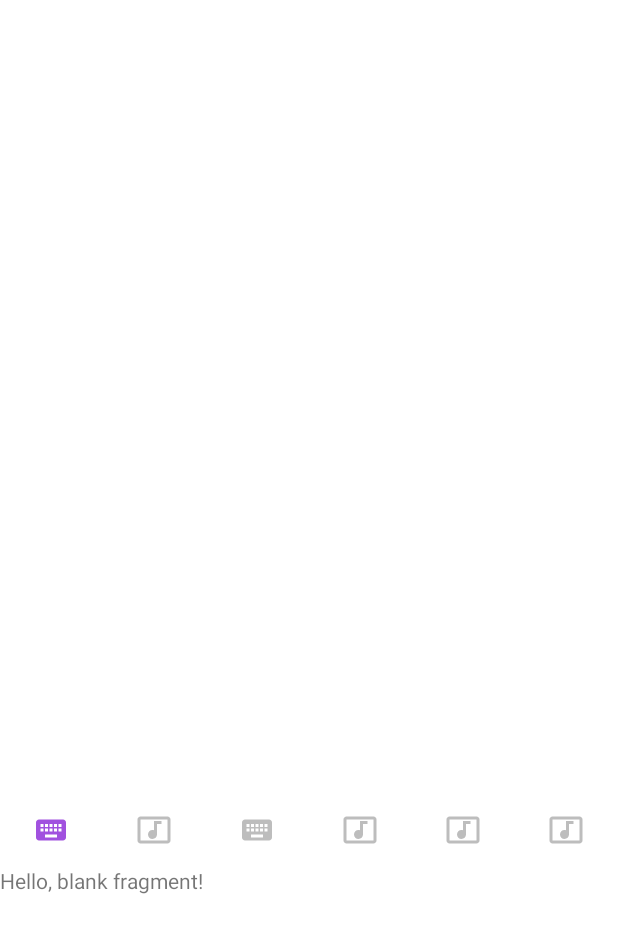
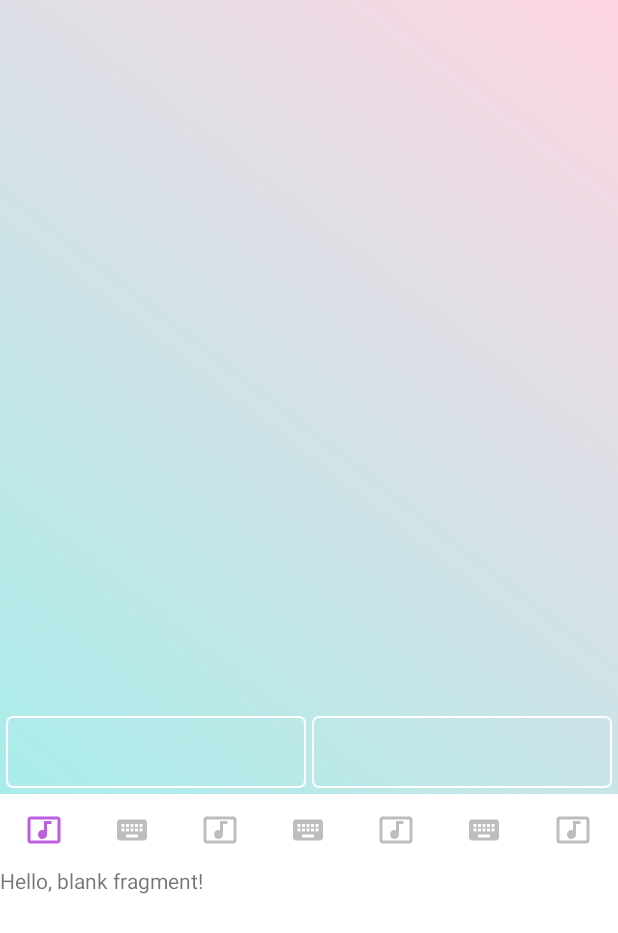
Before and after one commit to VladaMamutova/RemoteStick, an Android app: the ControlActivity screen opened directly, with no data from a screen before it, on a phone screen of 412 x 824 dp. Shown: the top 933 px of the screen. Run offline under Robolectric (Android 15) with nearby library versions, the phone set to English and light mode, and no system bars.

Commit message:
style(client): add mouse buttons, add resource arrays of icons, colors

```diff
--- a/RemoteStick/app/src/main/java/ru/vladamamutova/remotestick/ui/activities/ControlActivity.kt
+++ b/RemoteStick/app/src/main/java/ru/vladamamutova/remotestick/ui/activities/ControlActivity.kt
@@ -1,6 +1,7 @@
 package ru.vladamamutova.remotestick.ui.activities
 
 import android.content.Intent
+import android.content.res.TypedArray
 import android.os.Build
 import android.os.Bundle
 import android.view.View
@@ -27,59 +28,28 @@ class ControlActivity : AppCompatActivity() {
         super.onCreate(savedInstanceState)
         setContentView(R.layout.activity_control)
 
-        viewPager.layoutParams = RelativeLayout.LayoutParams(
-            RelativeLayout.LayoutParams.MATCH_PARENT,
-            (resources.displayMetrics.heightPixels * 0.3).toInt())
-            .apply { addRule(RelativeLayout.BELOW, R.id.tabs); }
+        viewPager.setupAdapter()
+        tabs.setupWithViewPager(viewPager)
+        val iconColors = resources.obtainTypedArray(R.array.icon_colors)
+        tabs.setupIcons(resources.obtainTypedArray(R.array.icons), iconColors)
 
-        setupViewPager(viewPager)
-        tabs.setupWithViewPager(viewPager)
-
-        tabs.getTabAt(0)!!.setIcon(R.drawable.ic_keyboard)
-        tabs.getTabAt(1)!!.setIcon(R.drawable.ic_music_video)
-        tabs.getTabAt(2)!!.setIcon(R.drawable.ic_keyboard)
-        tabs.getTabAt(3)!!.setIcon(R.drawable.ic_music_video)
-        tabs.getTabAt(4)!!.setIcon(R.drawable.ic_music_video)
-        tabs.getTabAt(5)!!.setIcon(R.drawable.ic_music_video)
-
-        if (Build.VERSION.SDK_INT >= Build.VERSION_CODES.M) {
-            tabs.getTabAt(0)!!.setIconTintList(R.color.violet_tab_selector)
-            tabs.getTabAt(1)!!.setIconTintList(R.color.blue_tab_selector)
-            tabs.getTabAt(2)!!.setIconTintList(R.color.green_tab_selector)
-            tabs.getTabAt(3)!!.setIconTintList(R.color.pink_tab_selector)
-            tabs.getTabAt(4)!!.setIconTintList(R.color.violet_tab_selector)
-            tabs.getTabAt(5)!!.setIconTintList(R.color.blue_tab_selector)
-        }
-
-        tabs.addOnTabSelectedListener(object : OnTabSelectedListener {
+        tabs.addOnTabSelectedListener(object: OnTabSelectedListener {
             override fun onTabSelected(tab: TabLayout.Tab) {
-                // При выборе вкладки в любом случае панель инструментов
-                // должна быть открыта.
+                // При выборе вкладки открываем панель инструментов.
                 if (viewPager.visibility == View.GONE) {
                     viewPager.visibility = View.VISIBLE
                 }
-                if (Build.VERSION.SDK_INT >= Build.VERSION_CODES.M) {
-                    when(tab.position) {
-                        0 -> tab.setIconTintList(R.color.violet_tab_selector)
-                        1 -> tab.setIconTintList(R.color.blue_tab_selector)
-                        2 -> tab.setIconTintList(R.color.green_tab_selector)
-                        3 -> tab.setIconTintList(R.color.pink_tab_selector)
-                        4 -> tab.setIconTintList(R.color.violet_tab_selector)
-                        5 -> tab.setIconTintList(R.color.blue_tab_selector)
+                tab.setIconTintList(iconColors.getResourceId(tab.position, R.color.violet))
             }
-                }
-            }
-            override fun onTabUnselected(tab: TabLayout.Tab) {}
+
+            override fun onTabUnselected(tab: TabLayout.Tab?) {}
             override fun onTabReselected(tab: TabLayout.Tab) {
-                // При повторном выборе вкладки скрываем
-                // панель инструментов, если она была открыта.
-                if (viewPager.visibility == View.VISIBLE) {
+                // При повторном выборе вкладки скрываем панель инструментов.
                 viewPager.visibility = View.GONE
                 tab.setIconTintList(R.color.grey)
+                // Устанавливаем текущую вкладку в null, чтобы
+                // не обрабатывать это событие, когда панель уже была скрыта.
                 tabs.selectTab(null)
-                } /*else {
-                    viewPager.visibility = View.VISIBLE
-                }*/
             }
         })
 
@@ -101,22 +71,41 @@ class ControlActivity : AppCompatActivity() {
         }
     }
 
+    private fun ViewPager.setupAdapter() {
+        // Устанавливаем высоту панели инструментов в 30%.
+        this.layoutParams = RelativeLayout.LayoutParams(
+            RelativeLayout.LayoutParams.MATCH_PARENT,
+            (resources.displayMetrics.heightPixels * 0.3).toInt()
+        ).apply { addRule(RelativeLayout.BELOW, R.id.tabs); }
+
+        // Добавляем вкладки.
+        val adapter = ViewPagerAdapter(supportFragmentManager).apply {
+            addFragment(KeyboardFragment())
+            addFragment(MediaFragment())
+            addFragment(KeyboardFragment())
+            addFragment(KeyboardFragment())
+            addFragment(KeyboardFragment())
+            addFragment(KeyboardFragment())
+            addFragment(KeyboardFragment())
+        }
+        this.adapter = adapter
+    }
+
+    private fun TabLayout.setupIcons(icons: TypedArray, colors: TypedArray) {
+        for (i in 0 until this.tabCount) {
+            this.getTabAt(i)!!.setIcon(icons.getResourceId(i, R.drawable.ic_keyboard))
+            this.getTabAt(i)!!.setIconTintList(colors.getResourceId(i, R.color.violet))
+        }
+    }
+
     private fun TabLayout.Tab.setIconTintList(colorResource: Int) {
+        if (Build.VERSION.SDK_INT >= Build.VERSION_CODES.M) {
             this.icon?.setTintList(
                 ContextCompat.getColorStateList(
                     applicationContext, colorResource
                 )
             )
         }
-    private fun setupViewPager(viewPager : ViewPager) {
-        val adapter = ViewPagerAdapter(supportFragmentManager)
-        adapter.addFragment(KeyboardFragment())
-        adapter.addFragment(MediaFragment())
-        adapter.addFragment(KeyboardFragment())
-        adapter.addFragment(KeyboardFragment())
-        adapter.addFragment(KeyboardFragment())
-        adapter.addFragment(KeyboardFragment())
-        viewPager.adapter = adapter
     }
 
     override fun onBackPressed() {
@@ -139,4 +128,7 @@ class ControlActivity : AppCompatActivity() {
             }
         }
     }
+
+    fun onRightButtonClick(view: View) {}
+    fun onLeftButtonClick(view: View) {}
 }
--- /dev/null
+++ b/RemoteStick/app/src/main/res/color/azure_selector.xml
@@ -0,0 +1,5 @@
+<?xml version="1.0" encoding="utf-8"?>
+<selector xmlns:android="http://schemas.android.com/apk/res/android">
+    <item android:color="@color/azure" android:state_selected="true"/>
+    <item android:color="@color/grey"/>
+</selector>
--- /dev/null
+++ b/RemoteStick/app/src/main/res/color/orange_selector.xml
@@ -0,0 +1,5 @@
+<?xml version="1.0" encoding="utf-8"?>
+<selector xmlns:android="http://schemas.android.com/apk/res/android">
+    <item android:color="@color/orange" android:state_selected="true"/>
+    <item android:color="@color/grey"/>
+</selector>
--- /dev/null
+++ b/RemoteStick/app/src/main/res/color/yellow_selector.xml
@@ -0,0 +1,5 @@
+<?xml version="1.0" encoding="utf-8"?>
+<selector xmlns:android="http://schemas.android.com/apk/res/android">
+    <item android:color="@color/yellow" android:state_selected="true"/>
+    <item android:color="@color/grey"/>
+</selector>
--- /dev/null
+++ b/RemoteStick/app/src/main/res/drawable/button_background.xml
@@ -0,0 +1,6 @@
+<?xml version="1.0" encoding="utf-8"?>
+<shape xmlns:android="http://schemas.android.com/apk/res/android"
+       android:shape="rectangle">
+    <solid android:color="@color/colorPrimary" />
+    <corners android:radius="@dimen/button_radius"/>
+</shape>
--- /dev/null
+++ b/RemoteStick/app/src/main/res/drawable/light_gradient.xml
@@ -0,0 +1,11 @@
+<?xml version="1.0" encoding="utf-8"?>
+<selector xmlns:android="http://schemas.android.com/apk/res/android">
+    <item>
+        <shape>
+            <gradient android:type="linear"
+                      android:startColor="#A8EDEA"
+                      android:endColor="#FED6E3"
+                      android:angle="45" />
+        </shape>
+    </item>
+</selector>
--- /dev/null
+++ b/RemoteStick/app/src/main/res/drawable/mouse_button_background.xml
@@ -0,0 +1,8 @@
+<?xml version="1.0" encoding="utf-8"?>
+<shape xmlns:android="http://schemas.android.com/apk/res/android"
+       android:shape="rectangle">
+    <corners android:radius="@dimen/button_radius"/>
+    <solid android:color="@android:color/transparent"/>
+    <stroke android:color="@android:color/white"
+            android:width="1dp"/>
+</shape>
--- a/RemoteStick/app/src/main/res/layout/activity_add_device.xml
+++ b/RemoteStick/app/src/main/res/layout/activity_add_device.xml
@@ -37,7 +37,7 @@
             android:text="@string/action_connect"
             android:textSize="@dimen/body_text"
             android:textColor="@android:color/white"
-            android:background="@color/colorPrimary"
+            android:background="@drawable/button_background"
             android:onClick="connect"/>
 
 </LinearLayout>
--- a/RemoteStick/app/src/main/res/layout/activity_control.xml
+++ b/RemoteStick/app/src/main/res/layout/activity_control.xml
@@ -15,7 +15,35 @@
             app:layout_constraintStart_toStartOf="parent"
             app:layout_constraintEnd_toEndOf="parent"
             app:layout_constraintBottom_toTopOf="@+id/toolbar"
-    />
+            android:background="@drawable/light_gradient">
+
+        <LinearLayout
+                android:layout_width="match_parent"
+                android:layout_height="wrap_content"
+                android:orientation="horizontal"
+                app:layout_constraintBottom_toBottomOf="parent"
+                app:layout_constraintStart_toStartOf="parent"
+                app:layout_constraintEnd_toEndOf="parent"
+                android:layout_margin="@dimen/small_intent">
+
+            <Button android:layout_width="0dp"
+                    android:layout_height="wrap_content"
+                    android:layout_weight="1"
+                    android:background="@drawable/mouse_button_background"
+                    android:onClick="onRightButtonClick"/>
+
+            <TextView android:layout_width="@dimen/small_intent"
+                      android:layout_height="match_parent"/>
+
+            <Button android:layout_width="0dp"
+                    android:layout_height="wrap_content"
+                    android:layout_weight="1"
+                    android:background="@drawable/mouse_button_background"
+                    android:onClick="onLeftButtonClick"/>
+
+        </LinearLayout>
+
+    </androidx.constraintlayout.widget.ConstraintLayout>
 
     <RelativeLayout android:id="@+id/toolbar"
                     android:layout_width="match_parent"
@@ -36,8 +64,7 @@
                 android:id="@+id/viewPager"
                 android:layout_width="match_parent"
                 android:layout_height="250dp"
-                android:layout_below="@+id/tabs"
-        />
+                android:layout_below="@+id/tabs"/>
 
     </RelativeLayout>
 
--- a/RemoteStick/app/src/main/res/layout/activity_main.xml
+++ b/RemoteStick/app/src/main/res/layout/activity_main.xml
@@ -66,7 +66,7 @@
             android:text="Обновить"
             android:textSize="@dimen/body_text"
             android:textColor="@android:color/white"
-            android:background="@color/colorPrimary"
+            android:background="@drawable/button_background"
             android:onClick="updateDevices"/>
 
 </androidx.constraintlayout.widget.ConstraintLayout>
--- /dev/null
+++ b/RemoteStick/app/src/main/res/values/arrays.xml
@@ -0,0 +1,21 @@
+<?xml version="1.0" encoding="utf-8"?>
+<resources>
+    <array name="icon_colors">
+        <item>@color/violet_selector</item>
+        <item>@color/pink_selector</item>
+        <item>@color/orange_selector</item>
+        <item>@color/yellow_selector</item>
+        <item>@color/green_selector</item>
+        <item>@color/azure_selector</item>
+        <item>@color/blue_selector</item>
+    </array>
+    <array name="icons">
+        <item>@drawable/ic_music_video</item>
+        <item>@drawable/ic_keyboard</item>
+        <item>@drawable/ic_music_video</item>
+        <item>@drawable/ic_keyboard</item>
+        <item>@drawable/ic_music_video</item>
+        <item>@drawable/ic_keyboard</item>
+        <item>@drawable/ic_music_video</item>
+    </array>
+</resources>
--- a/RemoteStick/app/src/main/res/values/colors.xml
+++ b/RemoteStick/app/src/main/res/values/colors.xml
@@ -1,14 +1,17 @@
 <?xml version="1.0" encoding="utf-8"?>
 <resources>
-    <color name="colorPrimary">#008577</color>
-    <color name="colorPrimaryDark">#00574B</color>
-    <color name="colorAccent">#D81B60</color>
+    <color name="colorPrimary">#42A5F5</color>
+    <color name="colorPrimaryDark">#1665C0</color>
+    <color name="colorAccent">#f542a5</color>
     <color name="lightBackground">#F1F1F1</color>
     <color name="lightGrey">#E0E0E0</color>
     <color name="grey">#BDBDBD</color>
     <color name="darkGrey">#616161</color>
-    <color name="green">#51DF79</color>
-    <color name="blue">#51C5DF</color>
-    <color name="violet">#A151DF</color>
-    <color name="pink">#DF51AF</color>
+    <color name="violet">#BC5EDF</color>
+    <color name="pink">#EC65A4</color>
+    <color name="orange">#F49222</color>
+    <color name="yellow">#FFD117</color>
+    <color name="green">#4BE64D</color>
+    <color name="azure">#56B9D1</color>
+    <color name="blue">#4794EB</color>
 </resources>
--- a/RemoteStick/app/src/main/res/values/dimens.xml
+++ b/RemoteStick/app/src/main/res/values/dimens.xml
@@ -1,6 +1,7 @@
 <?xml version="1.0" encoding="utf-8"?>
 <resources>
-    <dimen name="small_intent">8dp</dimen>
+    <dimen name="small_intent">4dp</dimen>
     <dimen name="medium_intent">14dp</dimen>
+    <dimen name="button_radius">4dp</dimen>
     <dimen name="body_text">18sp</dimen>
 </resources>
```
Also changed, not shown: RemoteStick/app/src/main/res/color/blue_selector.xml (renamed from RemoteStick/app/src/main/res/color/blue_tab_selector.xml), RemoteStick/app/src/main/res/color/green_selector.xml (renamed from RemoteStick/app/src/main/res/color/green_tab_selector.xml), RemoteStick/app/src/main/res/color/pink_selector.xml (renamed from RemoteStick/app/src/main/res/color/pink_tab_selector.xml), RemoteStick/app/src/main/res/color/violet_selector.xml (renamed from RemoteStick/app/src/main/res/color/violet_tab_selector.xml). Lines whose indentation alone changed are shown as unchanged.
